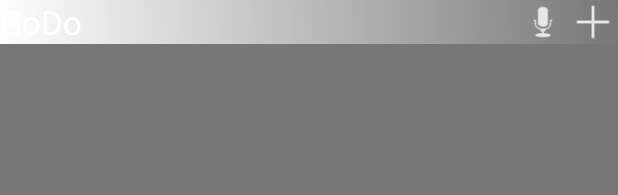
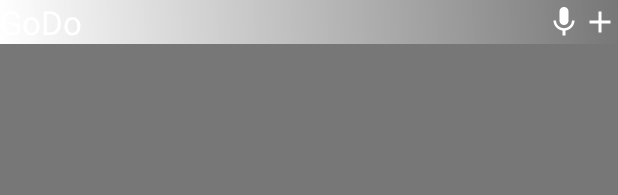
Before and after one commit to adamlopresto/GoDo, an Android app: the layout app_widget.xml on its own in the app's theme, with its tools: preview values and no code run, on a phone screen of 412 x 824 dp. Shown: the top 195 px of the screen. Run offline under Robolectric (Android 15) with nearby library versions, the phone set to English and light mode, and no system bars.

Commit message:
More icon updates
Add new "ic_add_white_25dp" icon to replace old "content_new". Remove
obsolete "content_new" and "ic_microphone".

```diff
--- a/app/src/main/res/layout/app_widget.xml
+++ b/app/src/main/res/layout/app_widget.xml
@@ -20,23 +20,23 @@
             android:layout_gravity="center_vertical|fill"
             android:layout_weight="1"
             android:text="@string/app_name"
-            android:textAppearance="?android:attr/textAppearanceLargeInverse" />
+            android:textAppearance="?android:attr/textAppearanceLargeInverse"/>
 
         <ImageView
             android:id="@+id/action_new_task_voice"
-            android:layout_width="33sp"
+            android:layout_width="wrap_content"
             android:layout_height="match_parent"
             android:contentDescription="@string/new_task_voice"
             android:scaleType="centerInside"
-            android:src="@drawable/ic_microphone" />
+            android:src="@drawable/ic_mic_white_24dp"/>
 
         <ImageView
             android:id="@+id/action_new_task"
-            android:layout_width="33sp"
+            android:layout_width="wrap_content"
             android:layout_height="match_parent"
             android:contentDescription="@string/new_task"
             android:scaleType="centerInside"
-            android:src="@drawable/content_new" />
+            android:src="@drawable/ic_add_white_24dp"/>
 
     </LinearLayout>
 
@@ -44,6 +44,6 @@
         android:id="@android:id/list"
         android:layout_width="match_parent"
         android:layout_height="wrap_content"
-        android:layout_marginTop="8dp" />
+        android:layout_marginTop="8dp"/>
 
 </LinearLayout>
--- a/app/src/main/res/menu/task_repetition.xml
+++ b/app/src/main/res/menu/task_repetition.xml
@@ -1,5 +1,9 @@
 <menu xmlns:android="http://schemas.android.com/apk/res/android"
       xmlns:app="http://schemas.android.com/apk/res-auto">
 
-    <item android:id="@+id/action_new" android:icon="@drawable/content_new" android:title="@string/new_repetition" app:showAsAction="ifRoom"/>
+    <item
+        android:id="@+id/action_new"
+        android:icon="@drawable/ic_add_white_24dp"
+        android:title="@string/new_repetition"
+        app:showAsAction="ifRoom"/>
 </menu>
```
Also changed, not shown: app/src/main/res/layout/activity_main.xml (+8 -7 lines), app/src/main/res/layout/app_widget_colorful.xml (+8 -7 lines), app/src/main/res/drawable-hdpi/content_new.png (deleted), app/src/main/res/drawable-hdpi/ic_add_white_24dp.png (added), app/src/main/res/drawable-hdpi/ic_mic_white_24dp.png (added), app/src/main/res/drawable-hdpi/ic_microphone.png (deleted), app/src/main/res/drawable-mdpi/content_new.png (deleted), app/src/main/res/drawable-mdpi/ic_add_white_24dp.png (added), app/src/main/res/drawable-mdpi/ic_microphone.png (deleted), app/src/main/res/drawable-xhdpi/content_new.png (deleted), app/src/main/res/drawable-xhdpi/ic_add_white_24dp.png (added), app/src/main/res/drawable-xhdpi/ic_microphone.png (deleted), app/src/main/res/drawable-xxhdpi/ic_add_white_24dp.png (added). Lines whose indentation alone changed are shown as unchanged.
